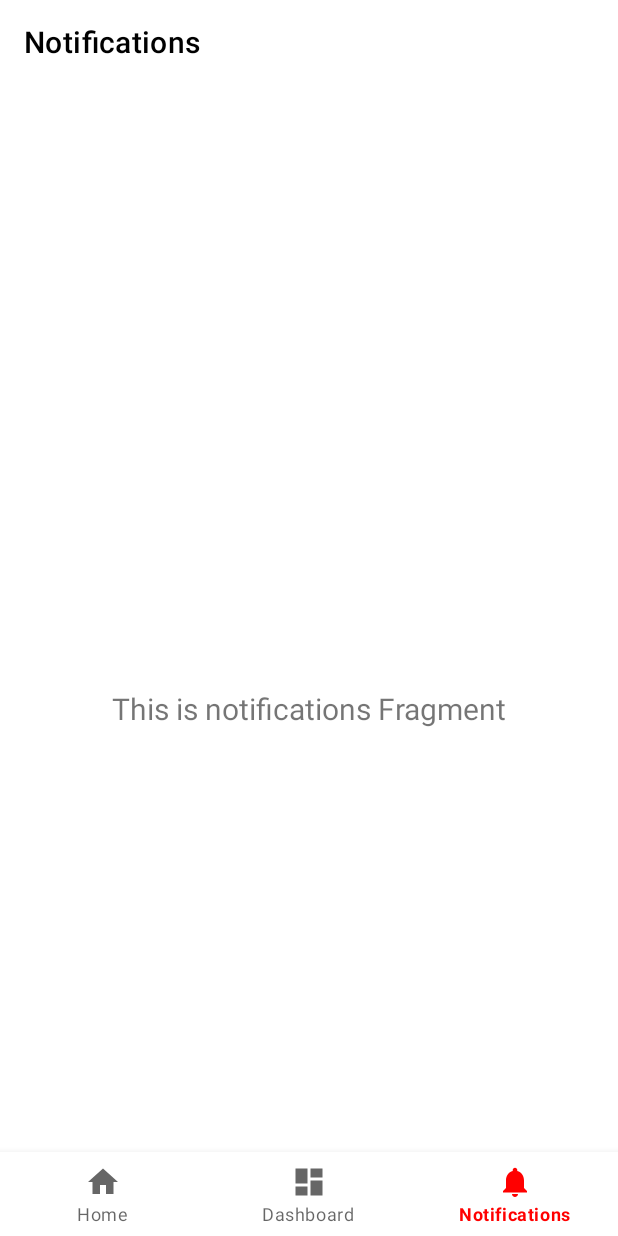
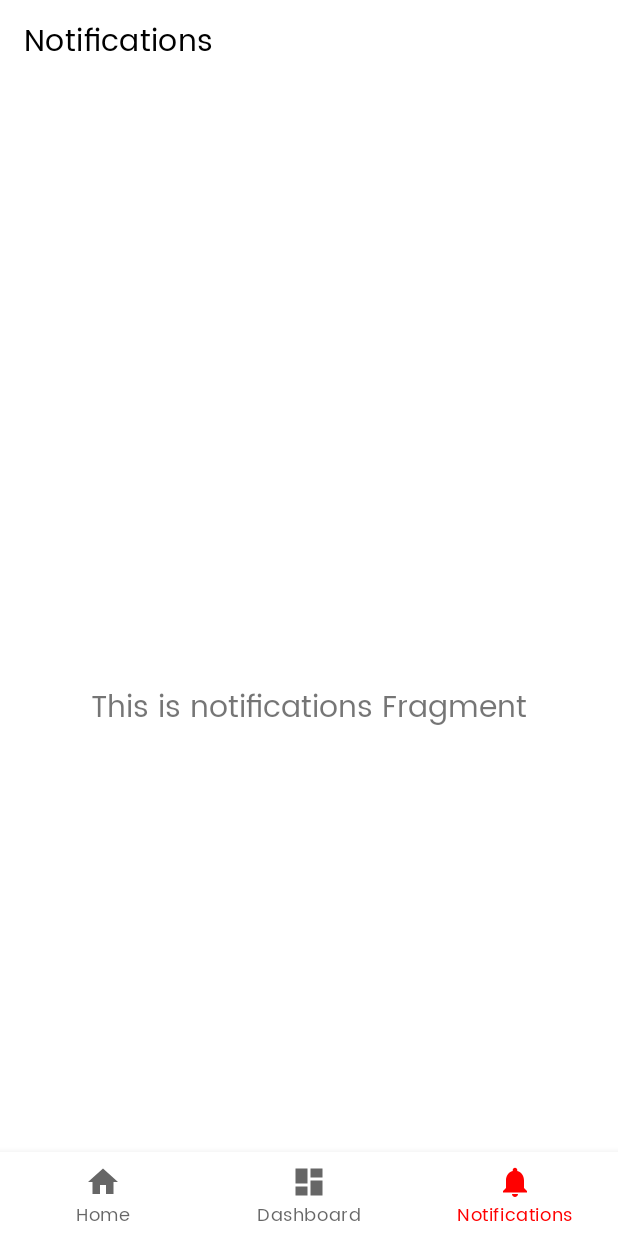
Before and after one commit to meh430/RWalls, an Android app: the screen it shows after launch (MainActivity), item 3 of the bottom bar chosen, on a phone screen of 412 x 824 dp. Run offline under Robolectric (Android 15) with nearby library versions, the phone set to English and light mode, and no system bars; our stand-ins replace Dagger/Hilt's generated code, Timber, navigation-ui, paging; pictures from the network do not load; 2 statements that could not run were skipped.

Commit message:
Fixes stuff

```diff
--- a/app/src/main/java/com/example/redditwalls/MainActivity.kt
+++ b/app/src/main/java/com/example/redditwalls/MainActivity.kt
@@ -3,6 +3,7 @@ package com.example.redditwalls
 import android.os.Bundle
 import com.google.android.material.bottomnavigation.BottomNavigationView
 import androidx.appcompat.app.AppCompatActivity
+import androidx.core.content.ContextCompat
 import androidx.navigation.findNavController
 import androidx.navigation.ui.AppBarConfiguration
 import androidx.navigation.ui.setupActionBarWithNavController
--- a/app/src/main/java/com/example/redditwalls/datasources/RWApi.kt
+++ b/app/src/main/java/com/example/redditwalls/datasources/RWApi.kt
@@ -24,6 +24,7 @@ object RWApi {
     enum class Sort(val trailing: String, val queryParam: String) {
         HOT("/hot.json", "sort=hot"),
         NEW("/new.json", "sort=new"),
+        TOP_DAY("/top.json", "sort=top&t=day"),
         TOP_WEEK("/top.json", "sort=top&t=week"),
         TOP_MONTH("/top.json", "sort=top&t=month"),
         TOP_YEAR("/top.json", "sort=top&t=year"),
--- /dev/null
+++ b/app/src/main/res/drawable/ic_sort.xml
@@ -0,0 +1,10 @@
+<vector xmlns:android="http://schemas.android.com/apk/res/android"
+    android:width="40dp"
+    android:height="40dp"
+    android:tint="?attr/colorControlNormal"
+    android:viewportWidth="24"
+    android:viewportHeight="24">
+    <path
+        android:fillColor="?attr/colorOnSurface"
+        android:pathData="M3,18h6v-2L3,16v2zM3,6v2h18L21,6L3,6zM3,13h12v-2L3,11v2z" />
+</vector>
--- a/app/src/main/res/menu/sort_menu.xml
+++ b/app/src/main/res/menu/sort_menu.xml
@@ -1,20 +1,34 @@
 <?xml version="1.0" encoding="utf-8"?>
-<menu xmlns:android="http://schemas.android.com/apk/res/android">
+
+<!--suppress ALL -->
+<menu xmlns:android="http://schemas.android.com/apk/res/android"
+    xmlns:app="http://schemas.android.com/apk/res-auto"
+    xmlns:tools="http://schemas.android.com/tools">
+    <item
+        android:id="@+id/sorting"
+        android:icon="@drawable/ic_sort"
+        android:orderInCategory="1"
+        android:title="SORT"
+        app:showAsAction="always">
+
+        <menu xmlns:android="http://schemas.android.com/apk/res/android"
+            xmlns:app="http://schemas.android.com/apk/res-auto"
+            xmlns:tools="http://schemas.android.com/tools">
             <item
                 android:id="@+id/sort_hot"
-        android:orderInCategory="1"
+                android:orderInCategory="2"
                 android:title="@string/sort_hot" />
             <item
                 android:id="@+id/sort_new"
-        android:orderInCategory="2"
+                android:orderInCategory="3"
                 android:title="@string/sort_new" />
             <item
                 android:id="@+id/sort_top_all"
-        android:orderInCategory="3"
+                android:orderInCategory="7"
                 android:title="@string/sort_top_all" />
             <item
                 android:id="@+id/sort_top_year"
-        android:orderInCategory="4"
+                android:orderInCategory="6"
                 android:title="@string/sort_top_year" />
             <item
                 android:id="@+id/sort_top_month"
@@ -22,10 +36,8 @@
                 android:title="@string/sort_top_month" />
             <item
                 android:id="@+id/sort_top_week"
-        android:orderInCategory="6"
-        android:title="@string/sort_top_week" />
-    <item
-        android:id="@+id/sort_top_day"
-        android:orderInCategory="7"
-        android:title="@string/sort_top_day" />
+                android:orderInCategory="4"
+                android:title="@string/sort_top_week" />>
         </menu>
+    </item>
+</menu>
--- a/app/src/main/res/values/themes.xml
+++ b/app/src/main/res/values/themes.xml
@@ -13,6 +13,7 @@
         <item name="android:statusBarColor" tools:targetApi="l">?attr/colorSurface</item>
         <!-- Customize your theme here. -->
         <item name="android:windowLightStatusBar">?attr/isLightTheme</item>
+        <item name="fontFamily">@font/poppins</item>
     </style>
 
     <style name="Theme.RedditWalls.ActionBar">
```
Also changed, not shown: app/src/main/java/com/example/redditwalls/fragments/BaseImagesFragment.kt (+12 -2 lines), app/src/main/java/com/example/redditwalls/viewmodels/SubImagesViewModel.kt (+6 -4 lines), app/src/main/res/font/poppins.ttf (added). Lines whose indentation alone changed are shown as unchanged.
